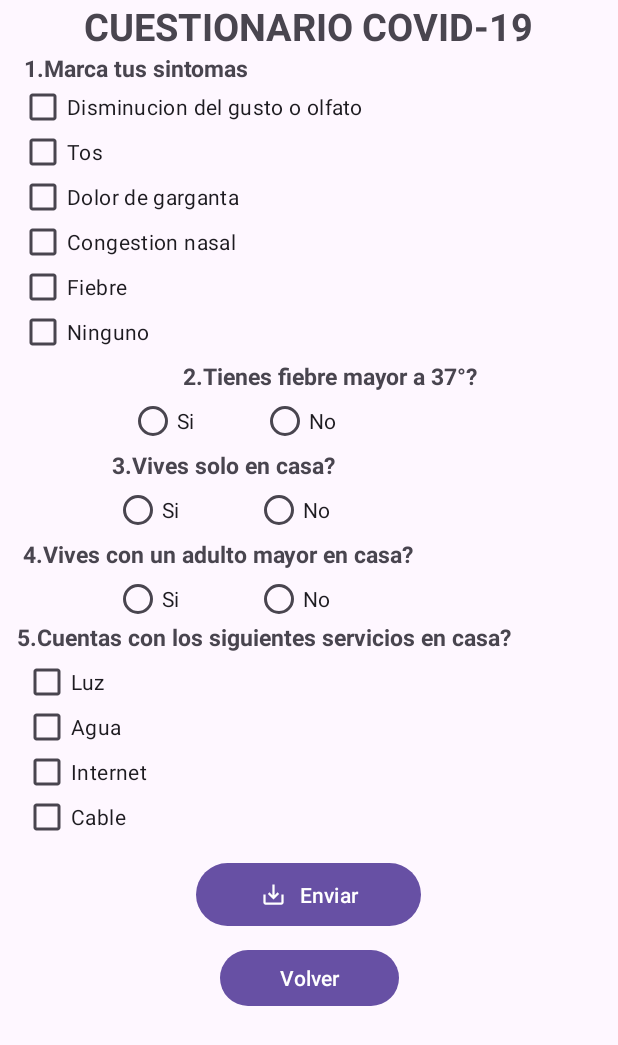
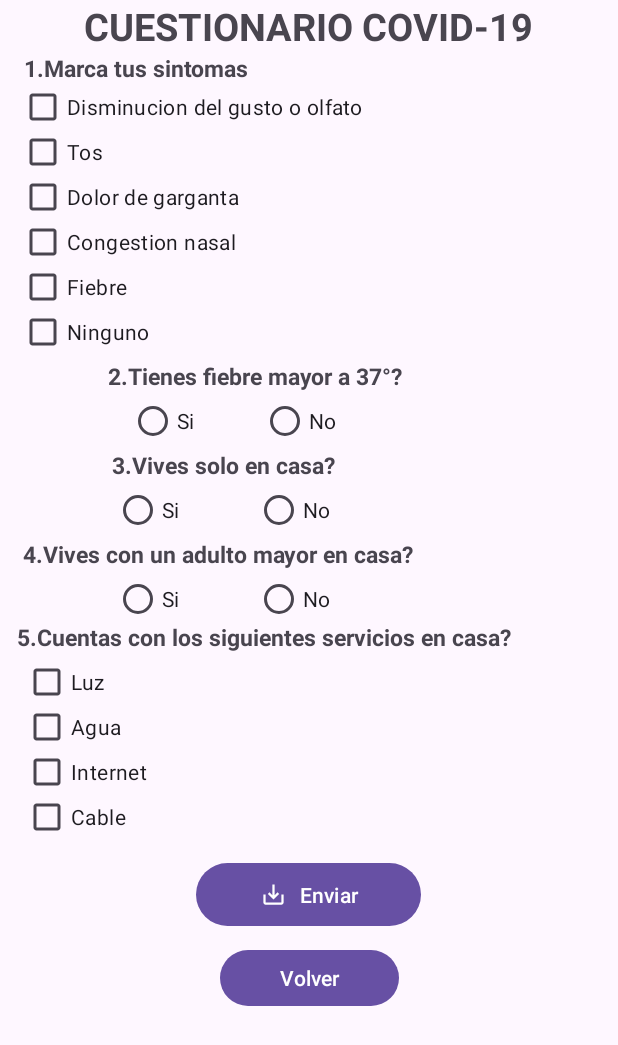
Before and after one commit to inoricode28/EC02_Clinica_Proyect, an Android app: the FrmCovidActivity screen opened directly, with no data from a screen before it, on a phone screen of 412 x 824 dp. Shown: the top 1045 px of the screen. Run offline under Robolectric (Android 15) with nearby library versions, the phone set to English and light mode, and no system bars.

Commit message:
Modificacion_Covid

```diff
--- a/Clinica_Proyect/app/src/main/res/layout/activity_frm_covid.xml
+++ b/Clinica_Proyect/app/src/main/res/layout/activity_frm_covid.xml
@@ -92,7 +92,7 @@
         android:textSize="15sp"
         android:textStyle="bold"
         app:layout_constraintEnd_toEndOf="parent"
-        app:layout_constraintHorizontal_bias="0.566"
+        app:layout_constraintHorizontal_bias="0.333"
         app:layout_constraintStart_toStartOf="parent"
         app:layout_constraintTop_toBottomOf="@+id/linearLayout2" />
 
```
